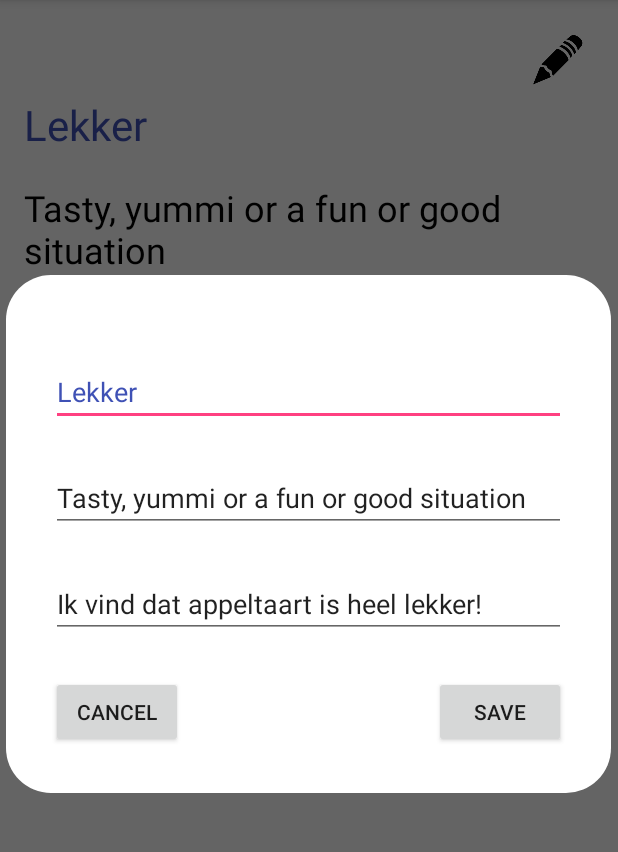
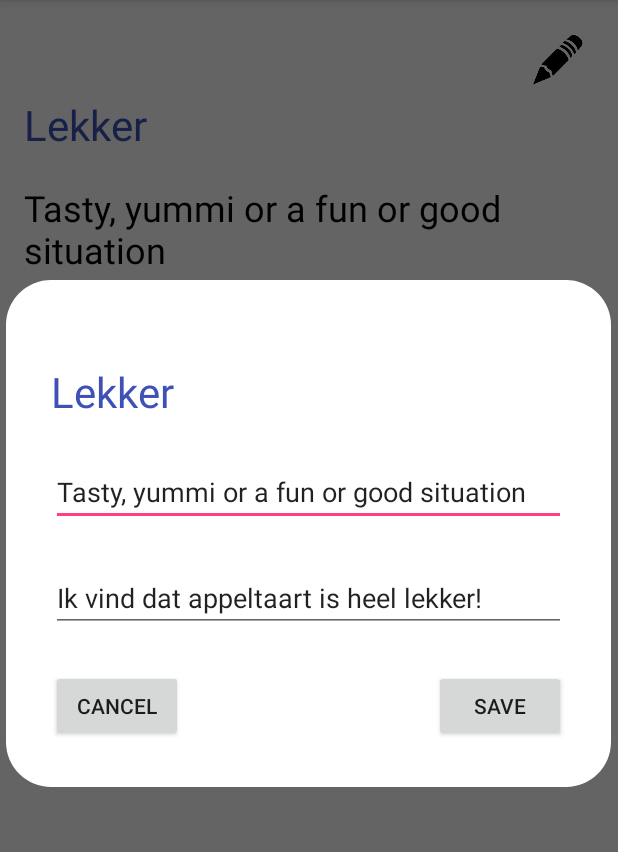
Before and after one commit to amelendezi/Languo, an Android app: the DetailActivity screen opened directly, with no data from a screen before it, after a tap on an icon or button, on a phone screen of 412 x 824 dp, the part 84-936 px from its top. Run offline under Robolectric (Android 15) with nearby library versions, the phone set to English and light mode, and no system bars; libraries missing offline, so code that uses them is left out: de.greenrobot.dao; 11 statements that could not run were skipped; 1 other tap on this screen came first.

Commit message:
Implemented edit and fixed a couple of bugs.

```diff
--- a/app/src/main/java/com/amelendez/lgo/activities/DetailActivity.java
+++ b/app/src/main/java/com/amelendez/lgo/activities/DetailActivity.java
@@ -6,7 +6,6 @@ import android.graphics.drawable.ColorDrawable;
 import android.support.v7.app.ActionBar;
 import android.support.v7.app.AppCompatActivity;
 import android.os.Bundle;
-import android.util.Log;
 import android.view.View;
 import android.widget.Button;
 import android.widget.EditText;
@@ -87,10 +86,11 @@ public class DetailActivity extends AppCompatActivity {
         int width = (int)(getResources().getDisplayMetrics().widthPixels*0.98);
         dialog.getWindow().setLayout(width, ActionBar.LayoutParams.WRAP_CONTENT);
         dialog.getWindow().setBackgroundDrawable(new ColorDrawable(Color.TRANSPARENT));
+        dialog.setTitle("Edit meaning or example");
 
         // Load state into dialog
-        EditText editTerm = (EditText) dialog.findViewById(R.id.editTermEditText);
-        editTerm.setText(term.getText());
+        TextView termTextView = (TextView) dialog.findViewById(R.id.editTermTextView);
+        termTextView.setText(term.getText().toString());
         EditText editDefinition = (EditText) dialog.findViewById(R.id.editDefinitionEditText);
         editDefinition.setText(definition.getText());
         EditText editExample = (EditText) dialog.findViewById(R.id.editExampleEditView);
@@ -108,12 +108,9 @@ public class DetailActivity extends AppCompatActivity {
         save.setOnClickListener(new View.OnClickListener() {
             @Override
             public void onClick(View v) {
-
-                EditText changedTerm = (EditText) v.findViewById(R.id.editTermEditText);
-                languo.setTerm(changedTerm.getText().toString());
-                EditText changedDefinition = (EditText) v.findViewById(R.id.editDefinitionEditText);
+                EditText changedDefinition = (EditText) dialog.findViewById(R.id.editDefinitionEditText);
                 languo.setDefinition(changedDefinition.getText().toString());
-                EditText changedExample = (EditText) v.findViewById(R.id.editExampleEditView);
+                EditText changedExample = (EditText) dialog.findViewById(R.id.editExampleEditView);
                 languo.setExample(changedExample.getText().toString());
                 storageProvider.UpdateLanguo(languo);
                 RenderView();
--- a/app/src/main/res/layout/activity_new_languo.xml
+++ b/app/src/main/res/layout/activity_new_languo.xml
@@ -61,7 +61,8 @@
             android:layout_width="wrap_content"
             android:layout_height="wrap_content"
             android:id="@+id/newRatingBar"
-            android:numStars="4" />
+            android:numStars="4"
+            android:stepSize="1" />
 
         <ImageButton
             android:layout_width="wrap_content"
--- a/app/src/main/res/layout/dialog_edit_languo.xml
+++ b/app/src/main/res/layout/dialog_edit_languo.xml
@@ -10,12 +10,15 @@
         android:layout_height="25dp"
         android:layout_gravity="center_horizontal" />
 
-    <EditText
-        android:layout_width="match_parent"
+    <TextView
+        android:layout_width="wrap_content"
         android:layout_height="wrap_content"
-        android:id="@+id/editTermEditText"
-        android:layout_gravity="center_horizontal"
-        android:textColor="@color/colorPrimary" />
+        android:text="Lekker"
+        android:id="@+id/editTermTextView"
+        android:layout_alignParentTop="true"
+        android:layout_alignParentStart="true"
+        android:textColor="@color/colorPrimary"
+        android:textSize="28dp" />
 
     <Space
         android:layout_width="match_parent"
--- a/app/src/main/res/layout/list_view_item.xml
+++ b/app/src/main/res/layout/list_view_item.xml
@@ -11,7 +11,8 @@
         android:textSize="24dp"
         android:textColor="@color/colorPrimary"
         android:paddingTop="10dp"
-        android:text="lekker" />
+        android:text="lekker"
+        android:layout_toStartOf="@+id/item_deleteImageButton" />
 
     <TextView
         android:id="@+id/item_definitionTextView"
@@ -21,7 +22,8 @@
         android:layout_below="@+id/item_termTextView"
         android:layout_alignParentStart="true"
         android:paddingBottom="10dp"
-        android:text="osme text" />
+        android:text="osme text"
+        android:layout_toStartOf="@+id/item_deleteImageButton" />
 
     <ImageButton
         android:layout_width="wrap_content"
```
Also changed, not shown: app/src/main/ic_delete-web.png, app/src/main/res/mipmap-hdpi/ic_delete.png, app/src/main/res/mipmap-mdpi/ic_delete.png, app/src/main/res/mipmap-xhdpi/ic_delete.png, app/src/main/res/mipmap-xxhdpi/ic_delete.png, app/src/main/res/mipmap-xxxhdpi/ic_delete.png.
